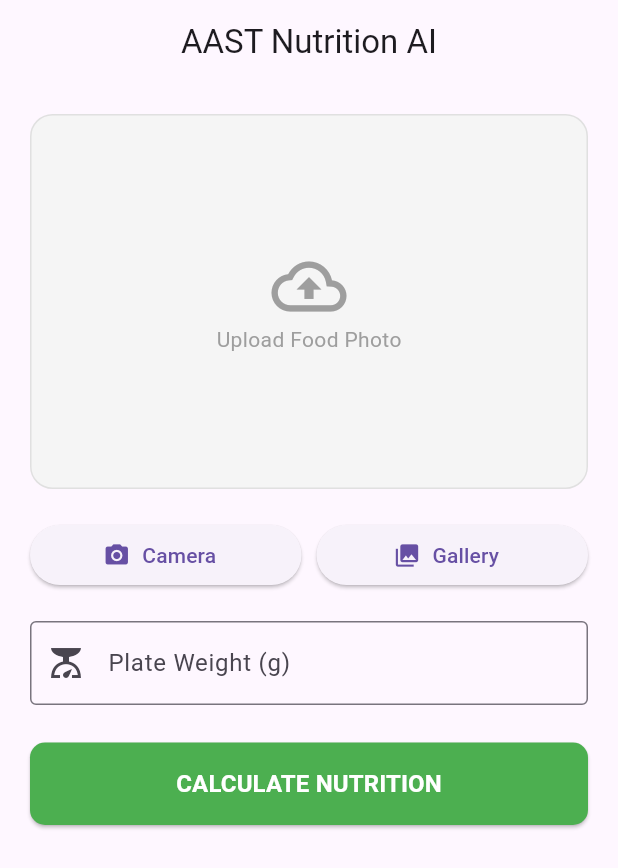
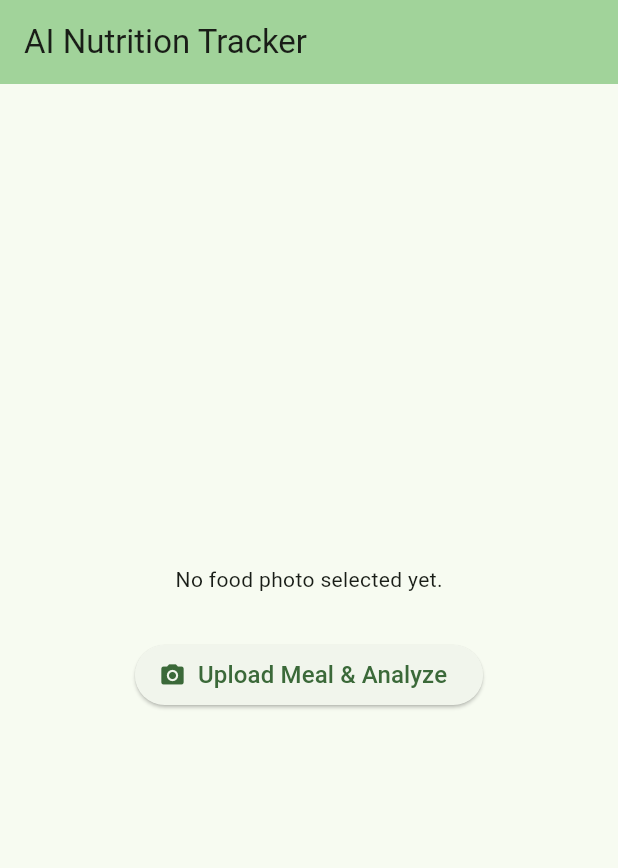
Before and after one commit to MMoamen28/nutrition_app, a Flutter app: the screen it shows after launch, on a phone screen of 412 x 824 dp. Shown: the top 868 px of the screen. Run offline on Flutter 3.47's test engine with Material 3 defaults, Android fonts, the phone set to English and light mode, and no system bars; our stand-ins replace image_picker; missing offline and left inert: tflite_flutter; project files that could hold a hidden picture were left out.

Commit message:
Add AI model and image processing features
- Introduced food101_model.tflite for food analysis.
- Added AIModelHelper class for model loading and image analysis.
- Implemented image upload and analysis in NutritionScreen.
- Created FastAPI backend for food analysis with mock data.
- Updated pubspec.yaml and generated_plugins.cmake for dependencies.
- Added test_meal.jpg as an example image asset.

```diff
--- a/lib/main.dart
+++ b/lib/main.dart
@@ -1,213 +1,135 @@
-import 'dart:io';
+import 'dart:typed_data';
 import 'package:flutter/material.dart';
 import 'package:image_picker/image_picker.dart';
+import 'ai_helper.dart'; // Imports your new AI brain
 
 void main() {
-  runApp(const NutritionApp());
+  runApp(const MyApp());
 }
 
-class NutritionApp extends StatelessWidget {
-  const NutritionApp({super.key});
+class MyApp extends StatelessWidget {
+  const MyApp({super.key});
 
   @override
   Widget build(BuildContext context) {
     return MaterialApp(
-      title: 'AI Nutrition Tracker',
-      theme: ThemeData(primarySwatch: Colors.green, useMaterial3: true),
-      home: const HomeScreen(),
-      debugShowCheckedModeBanner: false,
+      title: 'Nutrition App',
+      theme: ThemeData(
+        colorScheme: ColorScheme.fromSeed(seedColor: Colors.green),
+        useMaterial3: true,
+      ),
+      home: const NutritionScreen(),
     );
   }
 }
 
-class HomeScreen extends StatefulWidget {
-  const HomeScreen({super.key});
+class NutritionScreen extends StatefulWidget {
+  const NutritionScreen({super.key});
 
   @override
-  State<HomeScreen> createState() => _HomeScreenState();
+  State<NutritionScreen> createState() => _NutritionScreenState();
 }
 
-class _HomeScreenState extends State<HomeScreen> {
-  File? _image;
-  final ImagePicker _picker = ImagePicker();
-  final TextEditingController _weightController = TextEditingController();
+class _NutritionScreenState extends State<NutritionScreen> {
+  // 1. Initialize our AI Helper
+  final AIModelHelper _aiHelper = AIModelHelper();
 
-  // Variables to hold our results
-  String? _calories;
-  String? _protein;
-  String? _plan;
-  bool _isLoading = false;
+  Uint8List? _imageBytes;
+  Map<String, dynamic>? _results;
+  bool _isAnalyzing = false;
 
-  // Pick image function
-  Future<void> _pickImage(ImageSource source) async {
-    final XFile? photo = await _picker.pickImage(source: source);
-    if (photo != null) {
+  @override
+  void initState() {
+    super.initState();
+    // 2. Load the model into memory the moment the app opens!
+    _aiHelper.loadModel();
+  }
+
+  // 3. The function that runs when you tap the button
+  Future<void> _pickAndAnalyzeImage() async {
+    final ImagePicker picker = ImagePicker();
+    // Pick an image from the gallery
+    final XFile? image = await picker.pickImage(source: ImageSource.gallery);
+
+    if (image != null) {
+      // Read the image as bytes (this fixes the Web issue you had earlier!)
+      final bytes = await image.readAsBytes();
+
       setState(() {
-        _image = File(photo.path);
-        // We reset results if a new photo is picked
-        _calories = null;
-        _protein = null;
+        _imageBytes = bytes;
+        _isAnalyzing = true; // Show a loading spinner
+        _results = null;
+      });
+
+      // 4. Pass the photo to the AI Model!
+      final results = await _aiHelper.analyzeFood(bytes);
+
+      setState(() {
+        _results = results;
+        _isAnalyzing = false; // Stop the loading spinner
       });
     }
-  }
-
-  // Dedicated Calculation Function
-  void _calculateNutrition() async {
-    // Validation: Make sure we have an image and weight first
-    if (_image == null || _weightController.text.isEmpty) {
-      ScaffoldMessenger.of(context).showSnackBar(
-        const SnackBar(
-          content: Text('Please upload a photo and enter weight first!'),
-        ),
-      );
-      return;
-    }
-
-    setState(() {
-      _isLoading = true;
-    });
-
-    // Simulate the AI Backend Processing (Phase 3 will replace this with real AI)
-    await Future.delayed(const Duration(seconds: 2));
-
-    setState(() {
-      _isLoading = false;
-      _calories = "540"; // Placeholder result
-      _protein = "35"; // Placeholder result
-      _plan = "High protein detected. Good for muscle recovery!";
-    });
   }
 
   @override
   Widget build(BuildContext context) {
     return Scaffold(
-      appBar: AppBar(title: const Text('AAST Nutrition AI'), centerTitle: true),
-      body: SingleChildScrollView(
-        padding: const EdgeInsets.all(20.0),
+      appBar: AppBar(
+        title: const Text('AI Nutrition Tracker'),
+        backgroundColor: Theme.of(context).colorScheme.inversePrimary,
+      ),
+      body: Center(
+        child: SingleChildScrollView(
           child: Column(
-          children: [
-            // Image Preview Area
-            Container(
-              height: 250,
-              width: double.infinity,
-              decoration: BoxDecoration(
-                color: Colors.grey[100],
-                borderRadius: BorderRadius.circular(15),
-                border: Border.all(color: Colors.grey.shade300),
-              ),
-              child: _image == null
-                  ? const Column(
             mainAxisAlignment: MainAxisAlignment.center,
             children: [
-                        Icon(
-                          Icons.cloud_upload_outlined,
-                          size: 50,
-                          color: Colors.grey,
-                        ),
-                        Text(
-                          "Upload Food Photo",
-                          style: TextStyle(color: Colors.grey),
-                        ),
-                      ],
+              // Show the selected image, or a placeholder text
+              if (_imageBytes != null)
+                Image.memory(
+                  _imageBytes!,
+                  height: 300,
+                  width: 300,
+                  fit: BoxFit.cover,
                 )
-                  : ClipRRect(
-                      borderRadius: BorderRadius.circular(15),
-                      child: Image.file(_image!, fit: BoxFit.cover),
-                    ),
-            ),
-            const SizedBox(height: 20),
+              else
+                const Text('No food photo selected yet.'),
 
-            // Buttons for Image Source
-            Row(
-              children: [
-                Expanded(
-                  child: ElevatedButton.icon(
-                    onPressed: () => _pickImage(ImageSource.camera),
+              const SizedBox(height: 30),
+
+              // The Upload Button
+              ElevatedButton.icon(
+                onPressed: _pickAndAnalyzeImage,
                 icon: const Icon(Icons.camera_alt),
-                    label: const Text("Camera"),
-                  ),
-                ),
-                const SizedBox(width: 10),
-                Expanded(
-                  child: ElevatedButton.icon(
-                    onPressed: () => _pickImage(ImageSource.gallery),
-                    icon: const Icon(Icons.photo_library),
-                    label: const Text("Gallery"),
-                  ),
-                ),
-              ],
-            ),
-            const SizedBox(height: 20),
-
-            // Weight Input
-            TextField(
-              controller: _weightController,
-              decoration: const InputDecoration(
-                labelText: "Plate Weight (g)",
-                border: OutlineInputBorder(),
-                prefixIcon: Icon(Icons.scale),
-              ),
-              keyboardType: TextInputType.number,
-            ),
-            const SizedBox(height: 25),
-
-            // THE MAIN CALCULATE BUTTON
-            SizedBox(
-              width: double.infinity,
-              height: 55,
-              child: ElevatedButton(
-                onPressed: _isLoading ? null : _calculateNutrition,
-                style: ElevatedButton.styleFrom(
-                  backgroundColor: Colors.green,
-                  foregroundColor: Colors.white,
-                  shape: RoundedRectangleBorder(
-                    borderRadius: BorderRadius.circular(10),
-                  ),
-                ),
-                child: _isLoading
-                    ? const CircularProgressIndicator(color: Colors.white)
-                    : const Text(
-                        "CALCULATE NUTRITION",
-                        style: TextStyle(
-                          fontSize: 16,
-                          fontWeight: FontWeight.bold,
-                        ),
-                      ),
+                label: const Text(
+                  'Upload Meal & Analyze',
+                  style: TextStyle(fontSize: 16),
                 ),
               ),
 
               const SizedBox(height: 30),
 
-            // Results Display Card
-            if (_calories != null)
+              // Show a loading spinner while the AI thinks, OR show the results!
+              if (_isAnalyzing)
+                const CircularProgressIndicator()
+              else if (_results != null)
                 Card(
                   elevation: 4,
-                color: Colors.green.shade50,
                   child: Padding(
                     padding: const EdgeInsets.all(20.0),
                     child: Column(
                       children: [
-                      const Text(
-                        "Analysis Result",
-                        style: TextStyle(
-                          fontSize: 20,
+                        Text(
+                          "🍽️ ${_results!['food_name'] ?? 'Unknown'}",
+                          style: const TextStyle(
+                            fontSize: 22,
                             fontWeight: FontWeight.bold,
                           ),
                         ),
-                      const Divider(),
+                        const SizedBox(height: 10),
+                        Text("🔥 Calories: ${_results!['calories'] ?? 'N/A'}"),
+                        Text("💪 Protein: ${_results!['protein'] ?? 'N/A'}"),
                         Text(
-                        "Calories: $_calories kcal",
-                        style: const TextStyle(fontSize: 18),
-                      ),
-                      Text(
-                        "Protein: $_protein g",
-                        style: const TextStyle(fontSize: 18),
-                      ),
-                      const SizedBox(height: 10),
-                      Text(
-                        "Plan: $_plan",
-                        textAlign: TextAlign.center,
-                        style: const TextStyle(fontStyle: FontStyle.italic),
+                          "🎯 AI Confidence: ${_results!['confidence'] ?? 'N/A'}",
                         ),
                       ],
                     ),
@@ -216,6 +138,7 @@ class _HomeScreenState extends State<HomeScreen> {
             ],
           ),
         ),
+      ),
     );
   }
 }
```
Also changed, not shown: assets/models/grad ai model.txt (added, +101 -0 lines), lib/ai_helper.dart (added, +85 -0 lines), pubspec.yaml (+7 -0 lines), assets/images/test_meal.jpg (added), pubspec.lock, 4 other files. Lines whose indentation alone changed are shown as unchanged.
